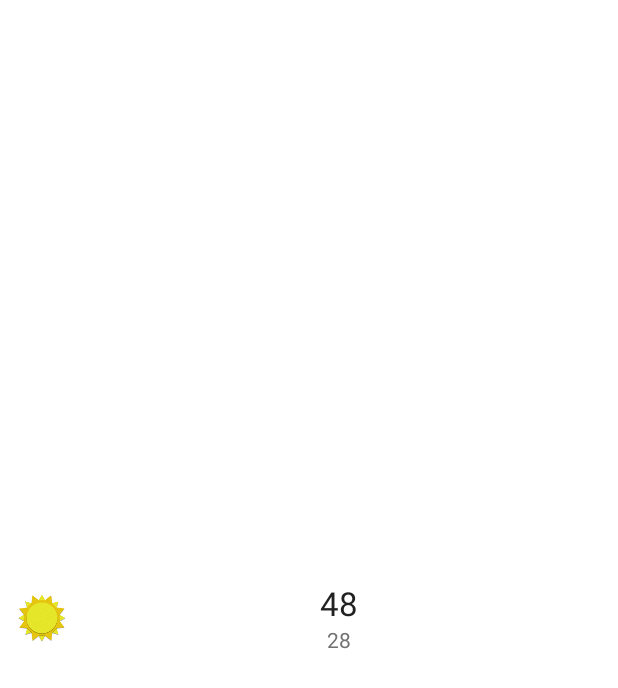
After one commit to dalmia/Sunshine-Advanced, an Android app: the layout widget_today.xml on its own in the app's theme, with its tools: preview values and no code run, on a phone screen of 412 x 824 dp. The commit adds this screen. Shown: the top 688 px of the screen. Run offline under Robolectric (Android 15) with nearby library versions, the phone set to English and light mode, and no system bars.

Commit message:
Adding real data into the widget using IntentService

```diff
--- a/app/build.gradle
+++ b/app/build.gradle
@@ -19,7 +19,7 @@ android {
         }
     }
     buildTypes.each {
-        it.buildConfigField 'String', 'OPEN_WEATHER_MAP_API_KEY', OPEN_WEATHER_MAP_API
+        it.buildConfigField 'String', 'OPEN_WEATHER_MAP_API_KEY', OPEN_WEATHER_API_KEY
     }
 }
 
--- a/app/src/main/res/layout/fragment_main.xml
+++ b/app/src/main/res/layout/fragment_main.xml
@@ -53,6 +53,7 @@
             app:layout_anchorGravity="fill"
             android:gravity="center_horizontal"
             android:paddingBottom="@dimen/activity_vertical_margin"
+            android:visibility="gone"
             android:paddingEnd="@dimen/activity_horizontal_margin"
             android:paddingLeft="@dimen/activity_horizontal_margin"
             android:paddingRight="@dimen/activity_horizontal_margin"
--- a/app/src/main/res/layout/fragment_main_base.xml
+++ b/app/src/main/res/layout/fragment_main_base.xml
@@ -17,6 +17,7 @@
         android:layout_width="match_parent"
         android:layout_height="match_parent"
         android:gravity="center_horizontal"
+        android:visibility="gone"
         android:paddingRight="@dimen/activity_horizontal_margin"
         android:paddingEnd="@dimen/activity_horizontal_margin"
         android:paddingLeft="@dimen/activity_horizontal_margin"
--- /dev/null
+++ b/app/src/main/res/layout/widget_today.xml
@@ -0,0 +1,51 @@
+<FrameLayout xmlns:android="http://schemas.android.com/apk/res/android"
+    xmlns:tools="http://schemas.android.com/tools"
+    android:layout_width="match_parent"
+    android:layout_height="match_parent"
+    android:padding="@dimen/widget_margin">
+
+    <RelativeLayout
+        android:id="@+id/widget"
+        android:layout_width="match_parent"
+        android:layout_height="match_parent"
+        android:background="@drawable/touch_selector_white"
+        android:padding="8dp">
+
+        <ImageView
+            android:id="@+id/widget_icon"
+            android:layout_width="@dimen/widget_today_min_resize_width"
+            android:layout_height="match_parent"
+            android:layout_centerVertical="true"
+            android:scaleType="centerInside"
+            tools:src="@drawable/art_clear" />
+
+        <LinearLayout
+            android:layout_width="wrap_content"
+            android:layout_height="wrap_content"
+            android:layout_alignParentRight="true"
+            android:layout_centerVertical="true"
+            android:layout_toRightOf="@id/widget_icon"
+            android:orientation="vertical">
+
+            <TextView
+                android:id="@+id/widget_high_temperature"
+                android:layout_width="wrap_content"
+                android:layout_height="wrap_content"
+                android:layout_gravity="center_horizontal"
+                android:fontFamily="sans-serif"
+                android:textAppearance="?android:textAppearanceLarge"
+                android:textColor="@color/primary_text"
+                tools:text="48" />
+
+            <TextView
+                android:id="@+id/widget_low_temperature"
+                android:layout_width="wrap_content"
+                android:layout_height="wrap_content"
+                android:layout_gravity="center_horizontal"
+                android:fontFamily="sans-serif"
+                android:textAppearance="?android:textAppearanceSmall"
+                android:textColor="@color/secondary_text"
+                tools:text="28" />
+        </LinearLayout>
+    </RelativeLayout>
+</FrameLayout>
--- a/app/src/main/res/values/dimens.xml
+++ b/app/src/main/res/values/dimens.xml
@@ -54,6 +54,9 @@
     <dimen name="landscape_forecast_view_width">360dp</dimen>
 
     <!-- Today Widget -->
-    <dimen name="widget_today_default_width">40dp</dimen>
+    <dimen name="widget_today_default_width">110dp</dimen>
     <dimen name="widget_today_default_height">40dp</dimen>
+    <dimen name="widget_today_min_resize_width">40dp</dimen>
+    <dimen name="widget_today_min_resize_height">@dimen/widget_today_default_height</dimen>
+    <dimen name="widget_today_large_width">220dp</dimen>
 </resources>
```
Also changed, not shown: app/src/main/AndroidManifest.xml (+12 -8 lines), app/src/main/java/com/example/android/sunshine/app/sync/SunshineSyncAdapter.java (+11 -0 lines), app/src/main/java/com/example/android/sunshine/app/widget/TodayWidgetIntentService.java (added, +134 -0 lines), app/src/main/java/com/example/android/sunshine/app/widget/TodayWidgetProvider.java (+14 -35 lines), app/src/main/res/layout/widget_today_large.xml (added, +67 -0 lines), app/src/main/res/xml/widget_info_today.xml (+8 -3 lines), app/src/main/res/drawable-nodpi/widget_preview_today.png (added).
